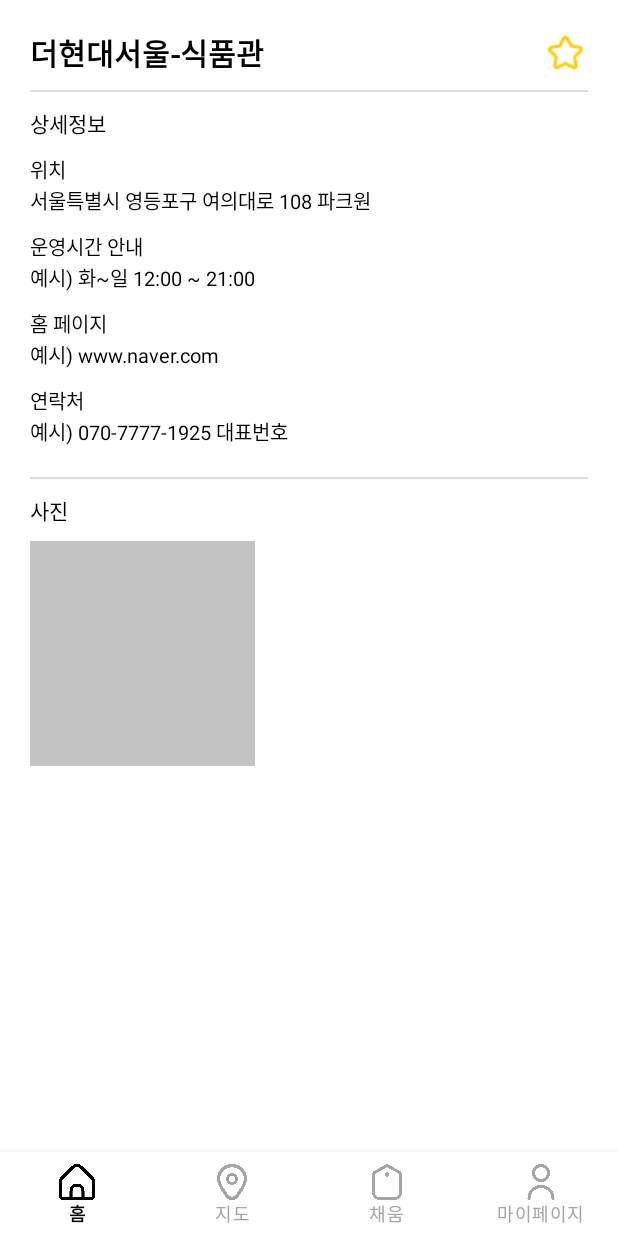
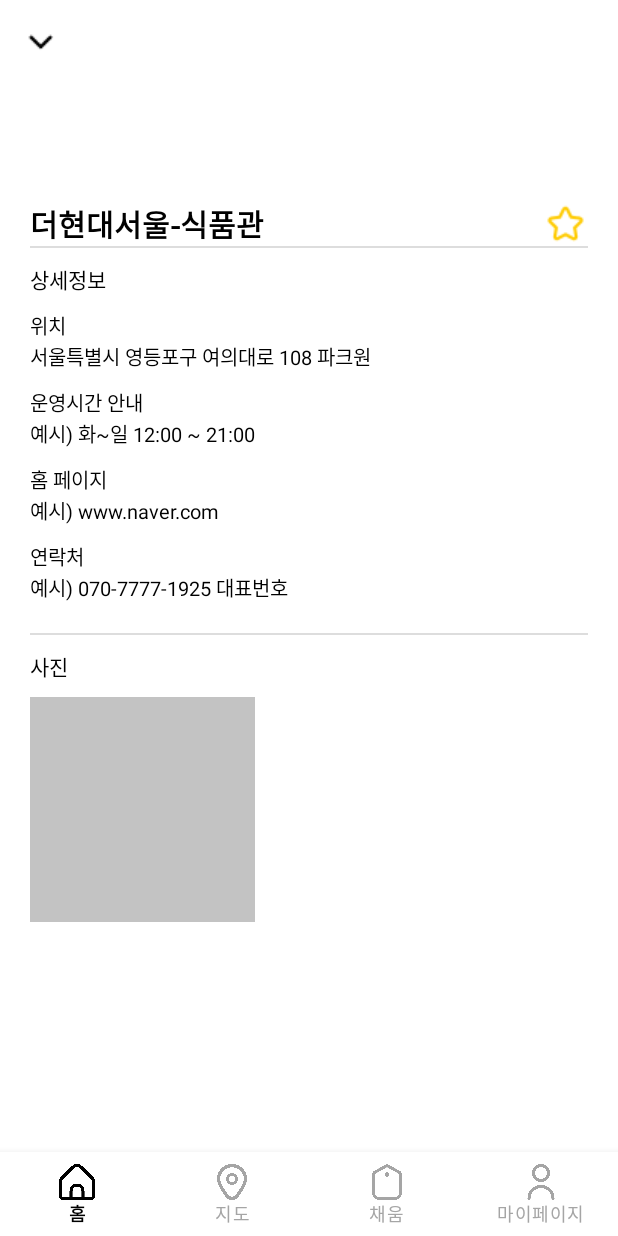
Before and after one commit to qorwlalsjimin/Cheum_STAC_pervious, an Android app: the fragment ChildResultFragment placed in its activity, on a phone screen of 412 x 824 dp. Run offline under Robolectric (Android 15) with nearby library versions, the phone set to English and light mode, and no system bars; our stand-ins replace Firebase (no records; nobody signed in at launch, a user with empty details on screens opened directly); libraries missing offline, so code that uses them is left out: net.daum.mf; 2 statements that could not run were skipped.

Commit message:
가게 상세 정보 페이지 xml 다듬기

```diff
--- a/app/src/main/java/com/cheum_stac/Map/Fragment/ChildFavorFragment.java
+++ b/app/src/main/java/com/cheum_stac/Map/Fragment/ChildFavorFragment.java
@@ -18,6 +18,12 @@
 import com.cheum_stac.Map.ListView.ListViewItem;
 import com.cheum_stac.Map.StoreDatas;
 import com.cheum_stac.R;
+import com.cheum_stac.util.FirebaseUtils;
+import com.cheum_stac.util.UserUtils;
+import com.google.firebase.database.DataSnapshot;
+import com.google.firebase.database.DatabaseError;
+import com.google.firebase.database.DatabaseReference;
+import com.google.firebase.database.ValueEventListener;
 
 public class ChildFavorFragment extends Fragment {
     public static ChildFavorFragment newInstance(){
--- a/app/src/main/java/com/cheum_stac/Map/Fragment/ChildResultFragment.java
+++ b/app/src/main/java/com/cheum_stac/Map/Fragment/ChildResultFragment.java
@@ -11,6 +11,7 @@
 
 import androidx.fragment.app.Fragment;
 
+import com.cheum_stac.MainActivity;
 import com.cheum_stac.Map.StoreDatas;
 import com.cheum_stac.util.FirebaseUtils;
 import com.cheum_stac.util.UserUtils;
@@ -19,6 +20,8 @@
 import com.google.firebase.database.DatabaseError;
 import com.google.firebase.database.DatabaseReference;
 import com.google.firebase.database.ValueEventListener;
+
+import net.daum.mf.map.api.MapView;
 
 public class ChildResultFragment extends Fragment {
 
@@ -115,20 +118,20 @@
         });
 
         //지도 화면에 보이게 함
-//        MapView mapView = new MapView(getActivity());
-//        mapViewContainer = (ViewGroup) v.findViewById(R.id.map_view);
-//        mapViewContainer.addView(mapView);
+        MapView mapView = new MapView(getActivity());
+        mapViewContainer = (ViewGroup) v.findViewById(R.id.map_view);
+        mapViewContainer.addView(mapView);
 
         //상세정보 내리는 이미지 버튼
-//        imgbtnDown = v.findViewById(R.id.imgbtn_down);
-//        imgbtnDown.setOnClickListener(new View.OnClickListener() {
-//            @Override
-//            public void onClick(View v) {
-//                //Fragment창 닫는 코드로 추후 수정(FragmentManager)
-//                ((MainActivity)getActivity()).replaceFragment(ChildMapFragment.newInstance());
-//                mapViewContainer.removeAllViews();
-//            }
-//        });
+        imgbtnDown = v.findViewById(R.id.imgbtn_down);
+        imgbtnDown.setOnClickListener(new View.OnClickListener() {
+            @Override
+            public void onClick(View v) {
+                //Fragment창 닫는 코드로 추후 수정(FragmentManager)
+                ((MainActivity)getActivity()).replaceFragment(ChildMapFragment.newInstance());
+                mapViewContainer.removeAllViews();
+            }
+        });
 
 
         Log.d("storeId를 추적합니다. 쭈고 -_-", "reference에 user 연동 storeId: "+storeId);
--- a/app/src/main/res/layout/fragment_child_result.xml
+++ b/app/src/main/res/layout/fragment_child_result.xml
@@ -7,35 +7,30 @@
     tools:context="com.cheum_stac.Map.Fragment.ChildResultFragment">
 
     <!--지도와 아래 버튼-->
-<!--    <FrameLayout-->
-<!--        android:layout_width="match_parent"-->
-<!--        android:layout_height="wrap_content">-->
-<!--        &lt;!&ndash;지도&ndash;&gt;-->
-<!--&lt;!&ndash;        <RelativeLayout xmlns:android="http://schemas.android.com/apk/res/android"&ndash;&gt;-->
-<!--&lt;!&ndash;            android:orientation="vertical"&ndash;&gt;-->
-<!--&lt;!&ndash;            android:layout_width="match_parent"&ndash;&gt;-->
-<!--&lt;!&ndash;            android:layout_height="100dp"&ndash;&gt;-->
-<!--&lt;!&ndash;            android:id="@+id/rel_map"&ndash;&gt;-->
-<!--&lt;!&ndash;            >&ndash;&gt;-->
-<!--&lt;!&ndash;            <RelativeLayout&ndash;&gt;-->
-<!--&lt;!&ndash;                android:id="@+id/map_view"&ndash;&gt;-->
-<!--&lt;!&ndash;                android:layout_width="match_parent"&ndash;&gt;-->
-<!--&lt;!&ndash;                android:layout_height="match_parent" />&ndash;&gt;-->
-<!--&lt;!&ndash;        </RelativeLayout>&ndash;&gt;-->
-<!--        &lt;!&ndash;지도 대용&ndash;&gt;-->
-<!--&lt;!&ndash;        <RelativeLayout&ndash;&gt;-->
-<!--&lt;!&ndash;            android:layout_width="match_parent"&ndash;&gt;-->
-<!--&lt;!&ndash;            android:layout_height="100dp"&ndash;&gt;-->
-<!--&lt;!&ndash;            android:background="#8BC34A"/>&ndash;&gt;-->
+    <FrameLayout
+        android:layout_width="match_parent"
+        android:layout_height="wrap_content">
+        <!--지도-->
+        <RelativeLayout xmlns:android="http://schemas.android.com/apk/res/android"
+            android:orientation="vertical"
+            android:layout_width="match_parent"
+            android:layout_height="114dp"
+            android:id="@+id/rel_map"
+            >
+            <RelativeLayout
+                android:id="@+id/map_view"
+                android:layout_width="match_parent"
+                android:layout_height="match_parent" />
+        </RelativeLayout>
 
-<!--        <ImageButton-->
-<!--            android:id="@+id/imgbtn_down"-->
-<!--            android:layout_width="wrap_content"-->
-<!--            android:layout_height="wrap_content"-->
-<!--            android:background="@android:color/transparent"-->
-<!--            android:layout_margin="10dp"-->
-<!--            android:src="@drawable/down"/>-->
-<!--    </FrameLayout>-->
+        <ImageButton
+            android:id="@+id/imgbtn_down"
+            android:layout_width="wrap_content"
+            android:layout_height="wrap_content"
+            android:background="@android:color/transparent"
+            android:layout_margin="10dp"
+            android:src="@drawable/down"/>
+    </FrameLayout>
 
     <!--가게 텍스트 정보들-->
     <LinearLayout
@@ -49,7 +44,6 @@
             android:layout_width="match_parent"
             android:layout_height="wrap_content"
             android:orientation="horizontal"
-            android:layout_weight="2"
             >
             <TextView
                 android:id="@+id/text_store_name"
@@ -58,15 +52,16 @@
                 android:text="가게 이름"
                 android:textSize="20dp"
                 android:textColor="@color/black"
-                android:layout_weight="1"
                 android:textStyle="bold"/>
+            <View
+                android:layout_width="0dp"
+                android:layout_height="0dp"
+                android:layout_weight="1"/>
             <ImageButton
                 android:id="@+id/imgbtn_star"
                 android:layout_width="wrap_content"
                 android:layout_height="wrap_content"
-                android:layout_marginBottom="10dp"
-                android:background="@drawable/star_empty"
-                android:layout_alignParentEnd="true"/>
+                android:background="@drawable/star_empty"/>
         </LinearLayout>
 
         <!--밑줄-->
@@ -74,7 +69,7 @@
             android:layout_width="match_parent"
             android:layout_height="1dp"
             android:background="#DDDDDD"
-            android:paddingTop="60dp"
+            android:paddingTop="10dp"
             />
 
         <!--상세정보-->
@@ -191,5 +186,4 @@
     </LinearLayout>
 
 
-
 </LinearLayout>
```
